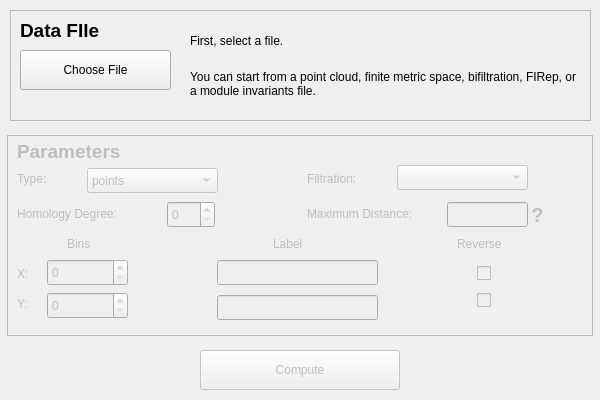
Before: the Qt Designer form dataselectdialog.ui in rivetTDA/rivet, drawn with Qt 5.
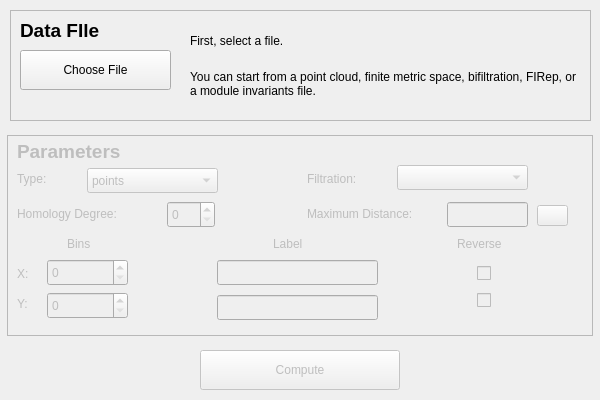
After: the same form once the commit is applied.

Commit message:
Add new input types in GUI
Also replaced question mark tool tip with button.
Clicking on the button sets the distance to infinity.
Hovering over the button shows the tooltip as before.

```diff
--- a/dataselectdialog.ui
+++ b/dataselectdialog.ui
@@ -372,27 +372,28 @@
      <number>8</number>
     </property>
    </widget>
-   <widget class="QLabel" name="maxDistHelp">
+   <widget class="QPushButton" name="maxDistHelp">
     <property name="geometry">
      <rect>
-      <x>520</x>
-      <y>69</y>
-      <width>21</width>
+      <x>530</x>
+      <y>70</y>
+      <width>31</width>
       <height>21</height>
      </rect>
     </property>
     <property name="font">
      <font>
-      <pointsize>15</pointsize>
-      <weight>75</weight>
-      <bold>true</bold>
+      <pointsize>20</pointsize>
      </font>
     </property>
-    <property name="text">
-     <string>?</string>
+    <property name="toolTipDuration">
+     <number>-1</number>
     </property>
-    <property name="alignment">
-     <set>Qt::AlignCenter</set>
+    <property name="iconSize">
+     <size>
+      <width>16</width>
+      <height>16</height>
+     </size>
     </property>
    </widget>
   </widget>
```
Left out of the diff: 10 changed lines with no effect on the pictures. The commit also changes 4 other files.
